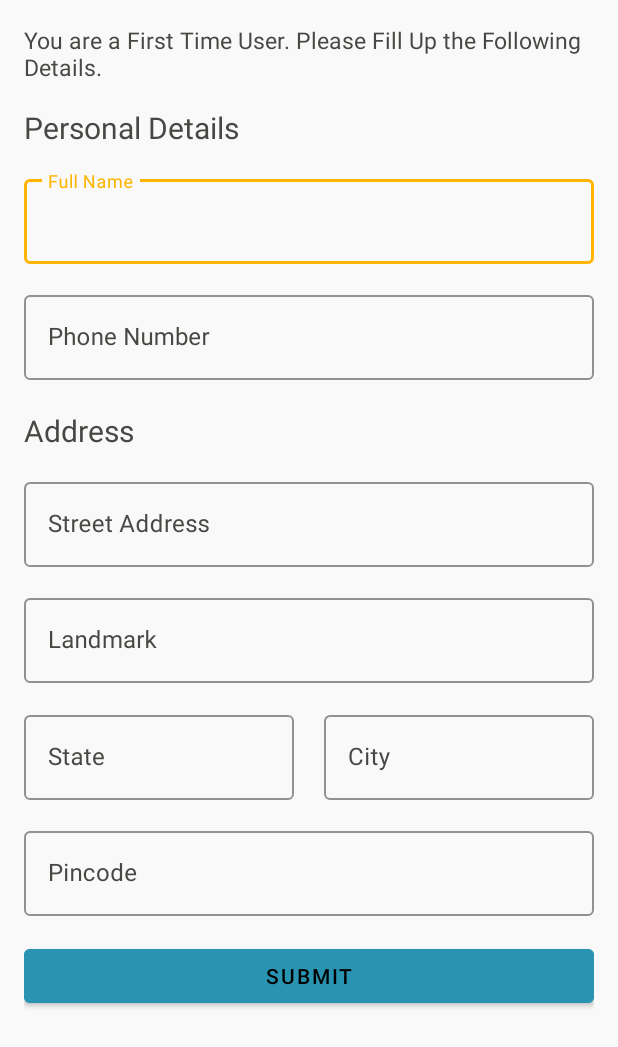
After one commit to Jagannath7/Neki, an Android app: the SignUpActivity screen opened directly, with no data from a screen before it, on a phone screen of 412 x 824 dp. The commit adds this screen. Shown: the top 1047 px of the screen. Run offline under Robolectric (Android 15) with nearby library versions, the light colour scheme and no system bars.

Commit message:
mobileapp: sign up ui done

```diff
--- a/mobile-app/app/src/main/AndroidManifest.xml
+++ b/mobile-app/app/src/main/AndroidManifest.xml
@@ -9,6 +9,7 @@
         android:roundIcon="@mipmap/ic_launcher_round"
         android:supportsRtl="true"
         android:theme="@style/AppTheme.NoActionBar">
+        <activity android:name=".activities.SignUpActivity" />
         <activity android:name=".activities.LoginActivity" />
         <activity android:name=".activities.SplashActivity">
             <intent-filter>
--- a/mobile-app/app/src/main/java/com/systemtron/neki/activities/LoginActivity.kt
+++ b/mobile-app/app/src/main/java/com/systemtron/neki/activities/LoginActivity.kt
@@ -1,7 +1,9 @@
 package com.systemtron.neki.activities
 
+import android.content.Intent
 import androidx.appcompat.app.AppCompatActivity
 import android.os.Bundle
+import android.os.Handler
 import android.util.Log
 import android.widget.Toast
 import com.google.firebase.auth.FirebaseAuthInvalidCredentialsException
@@ -97,6 +99,12 @@ class LoginActivity : AppCompatActivity() {
             }.addOnSuccessListener {
                 Toast.makeText(this, "Sign Up Successful", Toast.LENGTH_SHORT).show()
                 Log.d(Tags.ishaanTag, "Sign up Successful")
+                Log.d(Tags.ishaanTag,"Login -> Signup")
+
+                Handler().postDelayed({
+                    val signUpIntent = Intent(this@LoginActivity, SignUpActivity::class.java)
+                    startActivity(signUpIntent)
+                }, 1000)
             }.addOnFailureListener {
                 Toast.makeText(this, "Sign Up Failed", Toast.LENGTH_SHORT).show()
                 Log.d(Tags.ishaanTag, "Sign up Failed")
--- /dev/null
+++ b/mobile-app/app/src/main/java/com/systemtron/neki/activities/SignUpActivity.kt
@@ -0,0 +1,12 @@
+package com.systemtron.neki.activities
+
+import androidx.appcompat.app.AppCompatActivity
+import android.os.Bundle
+import com.systemtron.neki.R
+
+class SignUpActivity : AppCompatActivity() {
+    override fun onCreate(savedInstanceState: Bundle?) {
+        super.onCreate(savedInstanceState)
+        setContentView(R.layout.activity_sign_up)
+    }
+}
--- a/mobile-app/app/src/main/res/layout/activity_login.xml
+++ b/mobile-app/app/src/main/res/layout/activity_login.xml
@@ -24,6 +24,8 @@
         android:layout_width="match_parent"
         android:layout_height="wrap_content"
         android:layout_below="@id/ivLogo"
+        android:layout_alignParentStart="true"
+        android:layout_alignParentEnd="true"
         android:layout_marginTop="40dp"
         android:text="@string/please_enter_email_id_and_password_to_register_login"
         android:textColor="@color/colorText"
--- /dev/null
+++ b/mobile-app/app/src/main/res/layout/activity_sign_up.xml
@@ -0,0 +1,228 @@
+<?xml version="1.0" encoding="utf-8"?>
+<RelativeLayout xmlns:android="http://schemas.android.com/apk/res/android"
+    xmlns:app="http://schemas.android.com/apk/res-auto"
+    xmlns:tools="http://schemas.android.com/tools"
+    android:layout_width="match_parent"
+    android:layout_height="match_parent"
+    android:background="@color/colorBackground"
+    android:padding="@dimen/paddingActivity"
+    tools:context=".activities.SignUpActivity">
+
+    <TextView
+        android:id="@+id/tvHint"
+        android:layout_width="match_parent"
+        android:layout_height="wrap_content"
+        android:layout_alignParentStart="true"
+        android:layout_alignParentTop="true"
+        android:layout_alignParentEnd="true"
+        android:text="@string/you_are_a_first_time_user_please_fill_up_the_following_details"
+        android:textColor="@color/colorText"
+        android:textSize="15sp" />
+
+    <TextView
+        android:id="@+id/tvPersonalDetails"
+        android:layout_width="match_parent"
+        android:layout_height="wrap_content"
+        android:layout_below="@id/tvHint"
+        android:layout_alignParentStart="true"
+        android:layout_alignParentEnd="true"
+        android:layout_marginTop="16dp"
+        android:text="@string/personal_details"
+        android:textColor="@color/colorText"
+        android:textSize="20sp" />
+
+    <com.google.android.material.textfield.TextInputLayout
+        android:id="@+id/etName"
+        style="@style/Widget.MaterialComponents.TextInputLayout.OutlinedBox"
+        android:layout_width="match_parent"
+        android:layout_height="wrap_content"
+        android:layout_below="@id/tvPersonalDetails"
+        android:layout_alignParentStart="true"
+        android:layout_alignParentEnd="true"
+        android:layout_marginTop="15dp"
+        android:textColorHint="@color/colorText"
+        app:boxStrokeColor="@color/colorBar"
+        app:hintTextColor="@color/colorBar">
+
+        <com.google.android.material.textfield.TextInputEditText
+            android:layout_width="match_parent"
+            android:layout_height="match_parent"
+            android:hint="@string/full_name"
+            android:inputType="textCapWords"
+            android:textColor="@color/colorText"
+            android:textColorHighlight="@color/colorText" />
+
+    </com.google.android.material.textfield.TextInputLayout>
+
+    <com.google.android.material.textfield.TextInputLayout
+        android:id="@+id/etPhoneNumber"
+        style="@style/Widget.MaterialComponents.TextInputLayout.OutlinedBox"
+        android:layout_width="match_parent"
+        android:layout_height="wrap_content"
+        android:layout_below="@id/etName"
+        android:layout_alignParentStart="true"
+        android:layout_alignParentEnd="true"
+        android:layout_marginTop="15dp"
+        android:textColorHint="@color/colorText"
+        app:boxStrokeColor="@color/colorBar"
+        app:hintTextColor="@color/colorBar">
+
+        <com.google.android.material.textfield.TextInputEditText
+            android:layout_width="match_parent"
+            android:layout_height="match_parent"
+            android:hint="@string/phone_number"
+            android:inputType="number"
+            android:textColor="@color/colorText"
+            android:textColorHighlight="@color/colorText" />
+
+    </com.google.android.material.textfield.TextInputLayout>
+
+    <TextView
+        android:id="@+id/tvAddress"
+        android:layout_width="match_parent"
+        android:layout_height="wrap_content"
+        android:layout_below="@id/etPhoneNumber"
+        android:layout_alignParentStart="true"
+        android:layout_alignParentEnd="true"
+        android:layout_marginTop="20dp"
+        android:text="@string/address"
+        android:textColor="@color/colorText"
+        android:textSize="20sp" />
+
+    <com.google.android.material.textfield.TextInputLayout
+        android:id="@+id/etStreetAddress"
+        style="@style/Widget.MaterialComponents.TextInputLayout.OutlinedBox"
+        android:layout_width="match_parent"
+        android:layout_height="wrap_content"
+        android:layout_below="@id/tvAddress"
+        android:layout_alignParentStart="true"
+        android:layout_alignParentEnd="true"
+        android:layout_marginTop="15dp"
+        android:textColorHint="@color/colorText"
+        app:boxStrokeColor="@color/colorBar"
+        app:hintTextColor="@color/colorBar">
+
+        <com.google.android.material.textfield.TextInputEditText
+            android:layout_width="match_parent"
+            android:layout_height="match_parent"
+            android:hint="@string/street_address"
+            android:inputType="text"
+            android:textColor="@color/colorText"
+            android:textColorHighlight="@color/colorText" />
+
+    </com.google.android.material.textfield.TextInputLayout>
+
+    <com.google.android.material.textfield.TextInputLayout
+        android:id="@+id/etLandmark"
+        style="@style/Widget.MaterialComponents.TextInputLayout.OutlinedBox"
+        android:layout_width="match_parent"
+        android:layout_height="wrap_content"
+        android:layout_below="@id/etStreetAddress"
+        android:layout_alignParentStart="true"
+        android:layout_alignParentEnd="true"
+        android:layout_marginTop="15dp"
+        android:textColorHint="@color/colorText"
+        app:boxStrokeColor="@color/colorBar"
+        app:hintTextColor="@color/colorBar">
+
+        <com.google.android.material.textfield.TextInputEditText
+            android:layout_width="match_parent"
+            android:layout_height="match_parent"
+            android:hint="@string/landmark"
+            android:inputType="text"
+            android:textColor="@color/colorText"
+            android:textColorHighlight="@color/colorText" />
+
+    </com.google.android.material.textfield.TextInputLayout>
+
+    <LinearLayout
+        android:id="@+id/llCityState"
+        android:layout_width="match_parent"
+        android:layout_height="wrap_content"
+        android:layout_below="@id/etLandmark"
+        android:layout_marginTop="16dp"
+        android:baselineAligned="false"
+        android:orientation="horizontal"
+        android:weightSum="1">
+
+        <com.google.android.material.textfield.TextInputLayout
+            android:id="@+id/etState"
+            style="@style/Widget.MaterialComponents.TextInputLayout.OutlinedBox"
+            android:layout_width="0dp"
+            android:layout_height="wrap_content"
+            android:layout_marginEnd="10dp"
+            android:layout_weight="0.5"
+            android:textColorHint="@color/colorText"
+            app:boxStrokeColor="@color/colorBar"
+            app:hintTextColor="@color/colorBar">
+
+            <com.google.android.material.textfield.TextInputEditText
+                android:layout_width="match_parent"
+                android:layout_height="match_parent"
+                android:hint="@string/state"
+                android:inputType="textCapWords"
+                android:textColor="@color/colorText"
+                android:textColorHighlight="@color/colorText" />
+
+        </com.google.android.material.textfield.TextInputLayout>
+
+        <com.google.android.material.textfield.TextInputLayout
+            android:id="@+id/etCity"
+            style="@style/Widget.MaterialComponents.TextInputLayout.OutlinedBox"
+            android:layout_width="0dp"
+            android:layout_height="wrap_content"
+            android:layout_marginStart="10dp"
+            android:layout_weight="0.5"
+            android:textColorHint="@color/colorText"
+            app:boxStrokeColor="@color/colorBar"
+            app:hintTextColor="@color/colorBar">
+
+            <com.google.android.material.textfield.TextInputEditText
+                android:layout_width="match_parent"
+                android:layout_height="match_parent"
+                android:hint="@string/city"
+                android:inputType="textCapWords"
+                android:textColor="@color/colorText"
+                android:textColorHighlight="@color/colorText" />
+
+        </com.google.android.material.textfield.TextInputLayout>
+    </LinearLayout>
+
+    <com.google.android.material.textfield.TextInputLayout
+        android:id="@+id/etPinCode"
+        style="@style/Widget.MaterialComponents.TextInputLayout.OutlinedBox"
+        android:layout_width="match_parent"
+        android:layout_height="wrap_content"
+        android:layout_below="@id/llCityState"
+        android:layout_alignParentStart="true"
+        android:layout_alignParentEnd="true"
+        android:layout_marginTop="15dp"
+        android:textColorHint="@color/colorText"
+        app:boxStrokeColor="@color/colorBar"
+        app:hintTextColor="@color/colorBar">
+
+        <com.google.android.material.textfield.TextInputEditText
+            android:layout_width="match_parent"
+            android:layout_height="match_parent"
+            android:hint="@string/pincode"
+            android:inputType="number"
+            android:textColor="@color/colorText"
+            android:textColorHighlight="@color/colorText" />
+
+    </com.google.android.material.textfield.TextInputLayout>
+
+    <com.google.android.material.button.MaterialButton
+        android:id="@+id/btnSubmit"
+        android:layout_width="match_parent"
+        android:layout_height="wrap_content"
+        android:layout_below="@id/etPinCode"
+        android:layout_alignParentStart="true"
+        android:layout_alignParentEnd="true"
+        android:layout_marginTop="16dp"
+        android:layout_marginBottom="16dp"
+        android:backgroundTint="@color/colorButton"
+        android:text="@string/submit"
+        android:textColor="@android:color/black" />
+
+
+</RelativeLayout>
--- a/mobile-app/app/src/main/res/values/colors.xml
+++ b/mobile-app/app/src/main/res/values/colors.xml
@@ -3,7 +3,7 @@
     <color name="colorPrimary">#6200EE</color>
     <color name="colorPrimaryDark">#ffb400</color>
     <color name="colorAccent">#03DAC5</color>
-    <color name="colorBackground">#fffbe0</color>
+    <color name="colorBackground">#f9f9f9</color>
     <color name="colorButton">#2994b2</color>
     <color name="colorText">#474744</color>
     <color name="colorBar">#ffb400</color>
--- a/mobile-app/app/src/main/res/values/strings.xml
+++ b/mobile-app/app/src/main/res/values/strings.xml
@@ -5,4 +5,15 @@
     <string name="email_id">Email ID</string>
     <string name="password">Password</string>
     <string name="register_login">Register/Login</string>
+    <string name="you_are_a_first_time_user_please_fill_up_the_following_details">You are a First Time User. Please Fill Up the Following Details.</string>
+    <string name="personal_details">Personal Details</string>
+    <string name="full_name">Full Name</string>
+    <string name="phone_number">Phone Number</string>
+    <string name="address">Address</string>
+    <string name="street_address">Street Address</string>
+    <string name="landmark">Landmark</string>
+    <string name="city">City</string>
+    <string name="state">State</string>
+    <string name="pincode">Pincode</string>
+    <string name="submit">Submit</string>
 </resources>
```
Also changed, not shown: mobile-app/app/src/main/res/drawable/logo.png.
